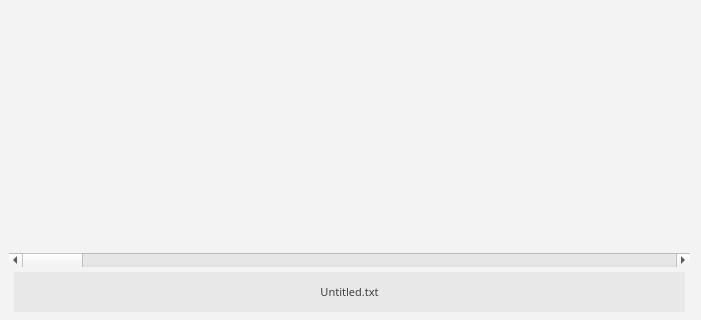
Above: ui/textroom.ui from ShadowIce/textroom before the change; both pictures show x 0 to 701 and y 141 to 461 of the 701 by 461 pixel window. Below: the same form after it.
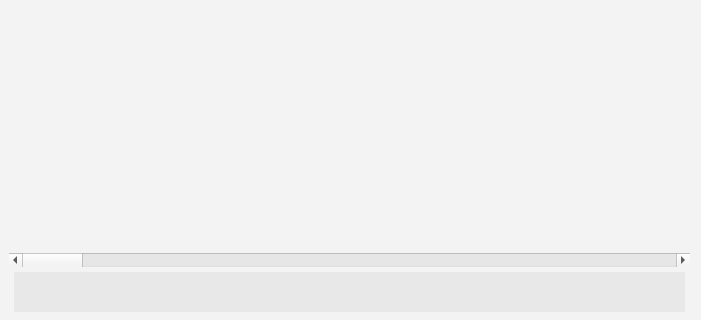
That is the form after the change.

```diff
--- a/ui/textroom.ui
+++ b/ui/textroom.ui
@@ -311,17 +311,23 @@
       <number>5</number>
      </property>
      <item>
-      <widget class="QLabel" name="statsLabel" >
-       <property name="minimumSize" >
+      <widget class="QLabel" name="statsLabel">
+       <property name="sizePolicy">
+        <sizepolicy hsizetype="Preferred" vsizetype="Fixed">
+         <horstretch>0</horstretch>
+         <verstretch>0</verstretch>
+        </sizepolicy>
+       </property>
+       <property name="minimumSize">
         <size>
          <width>0</width>
          <height>40</height>
         </size>
        </property>
-       <property name="maximumSize" >
+       <property name="maximumSize">
         <size>
          <width>16777215</width>
-         <height>40</height>
+         <height>100</height>
         </size>
        </property>
        <property name="palette" >
@@ -417,157 +423,32 @@
        <property name="alignment" >
         <set>Qt::AlignLeading|Qt::AlignLeft|Qt::AlignVCenter</set>
        </property>
-       <property name="margin" >
+       <property name="wordWrap">
+        <bool>false</bool>
+       </property>
+       <property name="margin">
         <number>10</number>
        </property>
       </widget>
      </item>
      <item>
-      <widget class="QLabel" name="label" >
-       <property name="minimumSize" >
-        <size>
-         <width>0</width>
-         <height>40</height>
-        </size>
+      <widget class="QLabel" name="deadlineLabel">
+       <property name="sizePolicy">
+        <sizepolicy hsizetype="Preferred" vsizetype="Fixed">
+         <horstretch>0</horstretch>
+         <verstretch>0</verstretch>
+        </sizepolicy>
        </property>
-       <property name="maximumSize" >
+       <property name="minimumSize">
         <size>
-         <width>16777215</width>
-         <height>40</height>
-        </size>
-       </property>
-       <property name="palette" >
-        <palette>
-         <active>
-          <colorrole role="WindowText" >
-           <brush brushstyle="SolidPattern" >
-            <color alpha="255" >
-             <red>64</red>
-             <green>64</green>
-             <blue>64</blue>
-            </color>
-           </brush>
-          </colorrole>
-          <colorrole role="Base" >
-           <brush brushstyle="SolidPattern" >
-            <color alpha="255" >
-             <red>0</red>
-             <green>0</green>
-             <blue>0</blue>
-            </color>
-           </brush>
-          </colorrole>
-          <colorrole role="Window" >
-           <brush brushstyle="SolidPattern" >
-            <color alpha="255" >
-             <red>232</red>
-             <green>232</green>
-             <blue>232</blue>
-            </color>
-           </brush>
-          </colorrole>
-         </active>
-         <inactive>
-          <colorrole role="WindowText" >
-           <brush brushstyle="SolidPattern" >
-            <color alpha="255" >
-             <red>64</red>
-             <green>64</green>
-             <blue>64</blue>
-            </color>
-           </brush>
-          </colorrole>
-          <colorrole role="Base" >
-           <brush brushstyle="SolidPattern" >
-            <color alpha="255" >
-             <red>0</red>
-             <green>0</green>
-             <blue>0</blue>
-            </color>
-           </brush>
-          </colorrole>
-          <colorrole role="Window" >
-           <brush brushstyle="SolidPattern" >
-            <color alpha="255" >
-             <red>232</red>
-             <green>232</green>
-             <blue>232</blue>
-            </color>
-           </brush>
-          </colorrole>
-         </inactive>
-         <disabled>
-          <colorrole role="WindowText" >
-           <brush brushstyle="SolidPattern" >
-            <color alpha="255" >
-             <red>128</red>
-             <green>128</green>
-             <blue>128</blue>
-            </color>
-           </brush>
-          </colorrole>
-          <colorrole role="Base" >
-           <brush brushstyle="SolidPattern" >
-            <color alpha="255" >
-             <red>0</red>
-             <green>0</green>
-             <blue>0</blue>
-            </color>
-           </brush>
-          </colorrole>
-          <colorrole role="Window" >
-           <brush brushstyle="SolidPattern" >
-            <color alpha="255" >
-             <red>232</red>
-             <green>232</green>
-             <blue>232</blue>
-            </color>
-           </brush>
-          </colorrole>
-         </disabled>
-        </palette>
-       </property>
-       <property name="font" >
-        <font>
-         <family>Sans Serif</family>
-         <pointsize>8</pointsize>
-        </font>
-       </property>
-       <property name="autoFillBackground" >
-        <bool>true</bool>
-       </property>
-       <property name="styleSheet" >
-        <string notr="true" />
-       </property>
-       <property name="frameShape" >
-        <enum>QFrame::Panel</enum>
-       </property>
-       <property name="lineWidth" >
-        <number>0</number>
-       </property>
-       <property name="text" >
-        <string>Untitled.txt</string>
-       </property>
-       <property name="alignment" >
-        <set>Qt::AlignCenter</set>
-       </property>
-       <property name="margin" >
-        <number>10</number>
-       </property>
-      </widget>
-     </item>
-     <item>
-      <widget class="QLabel" name="deadlineLabel" >
-       <property name="minimumSize" >
-        <size>
          <width>0</width>
          <height>40</height>
         </size>
        </property>
-       <property name="maximumSize" >
+       <property name="maximumSize">
         <size>
          <width>16777215</width>
-         <height>40</height>
+         <height>100</height>
         </size>
        </property>
        <property name="palette" >
@@ -688,7 +569,10 @@
        <property name="alignment" >
         <set>Qt::AlignRight|Qt::AlignTrailing|Qt::AlignVCenter</set>
        </property>
-       <property name="margin" >
+       <property name="wordWrap">
+        <bool>false</bool>
+       </property>
+       <property name="margin">
         <number>10</number>
        </property>
       </widget>
```
Left out of the diff: 337 changed lines with no effect on the pictures.
